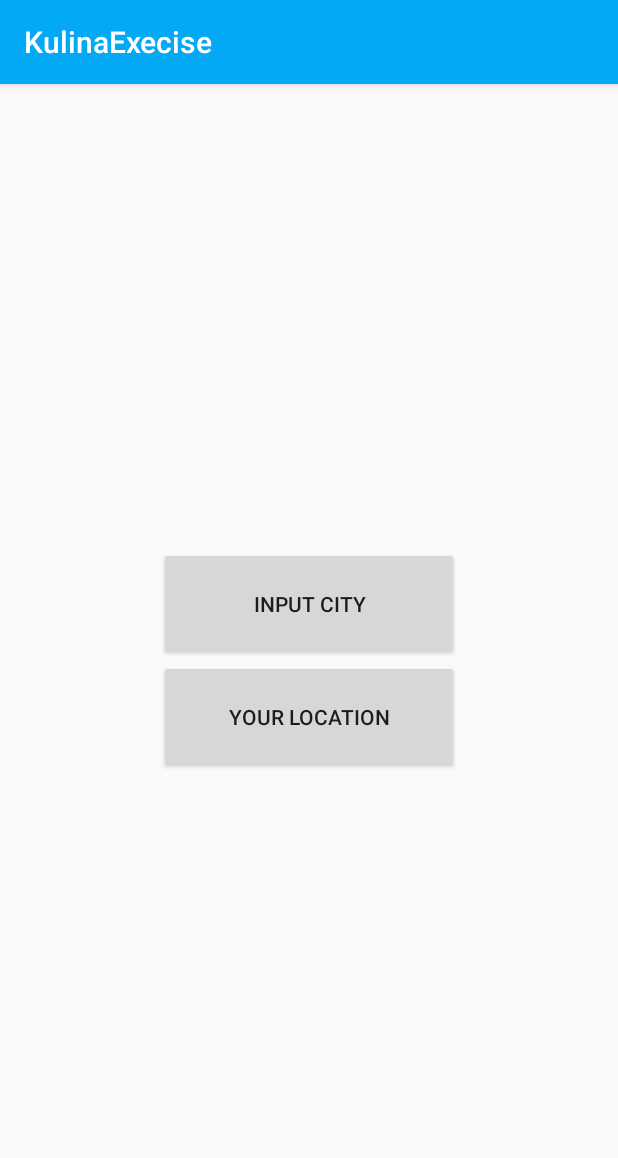
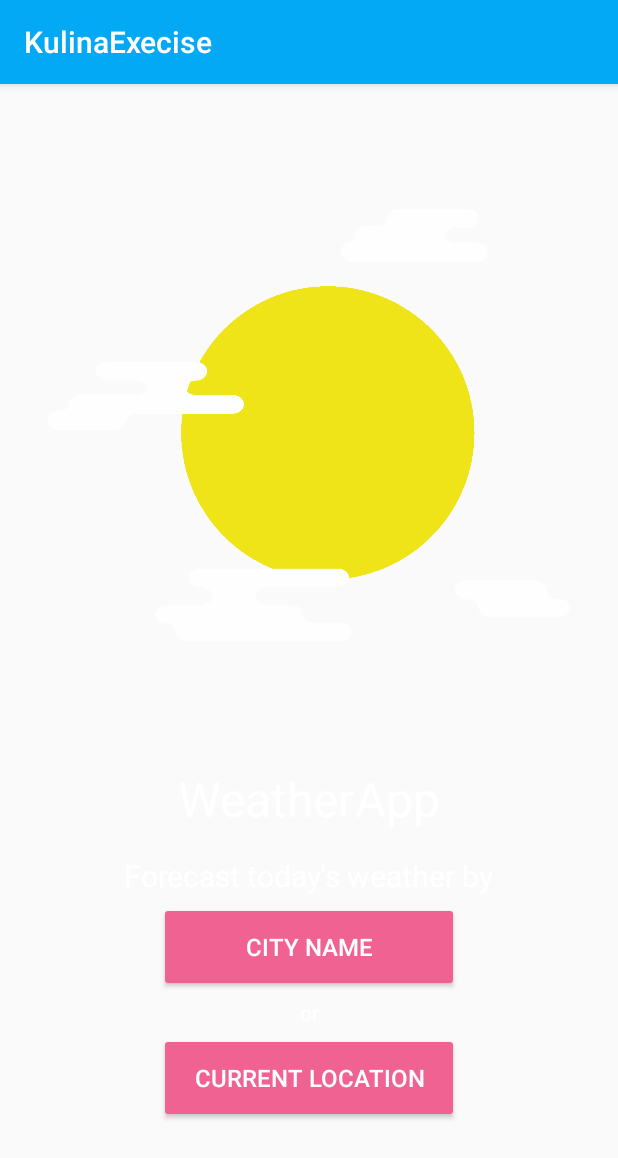
Before and after one commit to dcesartista/WeatherKulina, an Android app: the fragment MainActivityFragment shown on its own in the app's theme, on a phone screen of 412 x 824 dp. Shown: the top 1158 px of the screen. Run offline under Robolectric (Android 15) with nearby library versions, the phone set to English and light mode, and no system bars.

Commit message:
add UI for main activity

```diff
--- /dev/null
+++ b/app/src/main/res/drawable/button_transparent.xml
@@ -0,0 +1,8 @@
+<?xml version="1.0" encoding="utf-8"?>
+<shape xmlns:android="http://schemas.android.com/apk/res/android">
+	<solid
+		android:color="@android:color/transparent"/>
+	<stroke
+		android:width="2dp"
+		android:color="@color/colorText"/>
+</shape>
--- a/app/src/main/res/layout/fragment_main.xml
+++ b/app/src/main/res/layout/fragment_main.xml
@@ -1,25 +1,76 @@
-<FrameLayout xmlns:android="http://schemas.android.com/apk/res/android"
+<LinearLayout xmlns:android="http://schemas.android.com/apk/res/android"
 	xmlns:tools="http://schemas.android.com/tools"
 	android:layout_width="match_parent"
 	android:layout_height="match_parent"
+	android:orientation="vertical"
 	tools:context=".Activity.Fragment_Main.MainActivityFragment"
 	tools:showIn="@layout/activity_main">
 
-	<RelativeLayout
+	<ImageView android:layout_width="match_parent"
+		android:layout_height="0dp"
+		android:layout_margin="32dp"
+		android:layout_weight="1"
+		android:src="@drawable/sun"/>
+	<LinearLayout
 		android:layout_width="wrap_content"
 		android:layout_height="wrap_content"
+		android:orientation="horizontal"
+		android:layout_marginBottom="16dp"
 		android:layout_gravity="center">
+		<TextView
+			android:layout_width="wrap_content"
+			android:layout_height="wrap_content"
+			android:textSize="32sp"
+			android:text="Weather"
+			android:textColor="@color/colorText"
+			tools:ignore ="MissingPrefix"
+			fontPath="fonts/OpenSans-ExtraBold.ttf"/>
+		<TextView
+			android:layout_width="wrap_content"
+			android:layout_height="wrap_content"
+			android:textSize="32sp"
+			android:text="App"
+			android:textColor="@color/colorText"
+			tools:ignore ="MissingPrefix"
+			fontPath="fonts/OpenSans-Light.ttf"/>
+	</LinearLayout>
+
+
+		<TextView
+			android:layout_width="wrap_content"
+			android:layout_height="wrap_content"
+			android:layout_marginBottom="4dp"
+			android:textSize="20sp"
+			android:text="Forecast today's weather by"
+			android:layout_gravity="center"
+			android:textColor="@color/colorText"/>
 		<Button
 			android:id="@+id/btn_input_city"
 			android:layout_width="200dp"
-			android:layout_height="75dp"
-			android:text="INPUT CITY"/>
+			android:layout_height="60dp"
+			android:textSize="16sp"
+			android:layout_gravity="center"
+			android:text="@string/city_name"
+			style="@style/Widget.AppCompat.Button.Colored"/>
+		<TextView
+			android:layout_width="match_parent"
+			android:layout_height="wrap_content"
+			android:layout_marginTop="4dp"
+			android:layout_marginBottom="4dp"
+			android:text="or"
+			android:gravity="center"
+			tools:ignore ="MissingPrefix"
+			android:textColor="@color/colorText"
+			fontPath="fonts/OpenSans-Bold.ttf"/>
 		<Button
 			android:id="@+id/btn_current_loc"
 			android:layout_below="@id/btn_input_city"
+			android:layout_gravity="center"
 			android:layout_width="200dp"
-			android:layout_height="75dp"
-			android:text="YOUR LOCATION"/>
-	</RelativeLayout>
+			android:layout_height="60dp"
+			android:textSize="16sp"
+			android:layout_marginBottom="75dp"
+			android:text="@string/current_loc"
+			style="@style/Widget.AppCompat.Button.Colored"/>
 
-</FrameLayout>
+</LinearLayout>
--- a/app/src/main/res/values/colors.xml
+++ b/app/src/main/res/values/colors.xml
@@ -1,10 +1,9 @@
 <?xml version="1.0" encoding="utf-8"?>
 <resources>
 	<color name="colorPrimary">#03A9F4</color>
-	<color name="colorPrimaryDark">#01579B</color>
-	<color name="colorAccent">#80D8FF</color>
+	<color name="colorPrimaryDark">#0288D1</color>
+	<color name="colorAccent">#F06292</color>
 	<color name="colorPrimaryLight">#C5CAE9</color>
 	<color name="colorText">#FFFFFF</color>
 	<color name="colorDivider">#BDBDBD</color>
-
 </resources>
--- a/app/src/main/res/values/strings.xml
+++ b/app/src/main/res/values/strings.xml
@@ -4,6 +4,6 @@
 
 	<string name="celcius">°C</string>
 
-	<!-- TODO: Remove or change this placeholder text -->
-	<string name="hello_blank_fragment">Hello blank fragment</string>
+	<string name="city_name">City Name</string>
+	<string name="current_loc">Current Location</string>
 </resources>
--- a/app/src/main/res/values/styles.xml
+++ b/app/src/main/res/values/styles.xml
@@ -17,10 +17,5 @@
 	<style name="AppTheme.PopupOverlay"
 		parent="ThemeOverlay.AppCompat.Light"/>
 
-	<style name="ProgressDialogFullScreen" parent="Theme.AppCompat" >
-		<item name="colorAccent">@color/colorAccent</item>
-		<item name ="android:background">@drawable/overlay</item>
-		<item name ="android:gravity">center</item>
-	</style>
 
 </resources>
```
